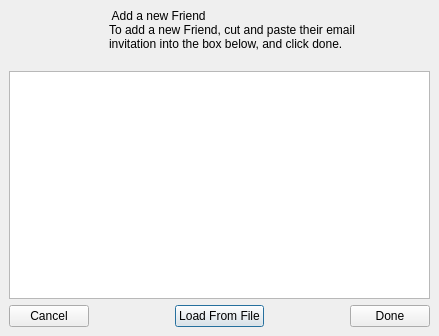
Before: the Qt Designer form retroshare-gui/src/gui/connect/AddFriendDialog.ui in RetroShare/RetroShare, drawn with Qt 5.
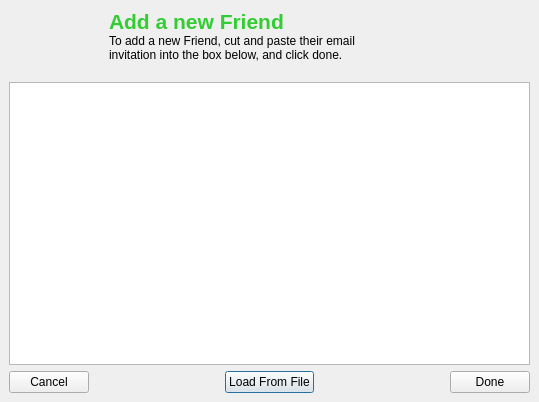
After: the same form once the commit is applied. Icons and pictures are not drawn.

Commit message: * Fixed Add Friend and Invite Frieds Dialogs * Set  minimum size for Channels frame * Set minimum size for Friends TreeWidget

```diff
--- a/retroshare-gui/src/gui/connect/AddFriendDialog.ui
+++ b/retroshare-gui/src/gui/connect/AddFriendDialog.ui
@@ -5,8 +5,8 @@
    <rect>
     <x>0</x>
     <y>0</y>
-    <width>439</width>
-    <height>336</height>
+    <width>539</width>
+    <height>402</height>
    </rect>
   </property>
   <property name="windowTitle" >
@@ -37,8 +37,10 @@
       <bool>false</bool>
      </property>
      <property name="html" >
-       <string>
-       </string>
+      <string>&lt;html>&lt;head>&lt;meta name="qrichtext" content="1" />&lt;style type="text/css">
+p, li { white-space: pre-wrap; }
+&lt;/style>&lt;/head>&lt;body style=" font-family:'Sans Serif'; font-size:9pt; font-weight:400; font-style:normal;">
+&lt;p style="-qt-paragraph-type:empty; margin-top:0px; margin-bottom:0px; margin-left:0px; margin-right:0px; -qt-block-indent:0; text-indent:0px;">&lt;/p>&lt;/body>&lt;/html></string>
      </property>
      <property name="acceptRichText" >
       <bool>true</bool>
@@ -112,6 +114,12 @@
    </item>
    <item row="0" column="0" colspan="5" >
     <widget class="QLabel" name="addfriendLabel" >
+     <property name="maximumSize" >
+      <size>
+       <width>16777215</width>
+       <height>73</height>
+      </size>
+     </property>
      <property name="palette" >
       <palette>
        <active>
@@ -531,10 +539,13 @@
       <string>background-image: url(:/images/addfriendlabel.png)</string>
      </property>
      <property name="text" >
-      <string> Add a new Friend
-To add a new Friend, cut and paste their email 
-invitation into the box below, and click done.
-      </string>
+      <string>&lt;html>&lt;head>&lt;meta name="qrichtext" content="1" />&lt;style type="text/css">
+p, li { white-space: pre-wrap; }
+&lt;/style>&lt;/head>&lt;body style=" font-family:'Sans Serif'; font-size:9pt; font-weight:400; font-style:normal;">
+&lt;p style=" margin-top:0px; margin-bottom:0px; margin-left:0px; margin-right:0px; -qt-block-indent:0; text-indent:0px;">&lt;span style=" font-size:16pt; font-weight:600; color:#32cd32;">Add a new Friend&lt;/span>&lt;/p>
+&lt;p style=" margin-top:0px; margin-bottom:0px; margin-left:0px; margin-right:0px; -qt-block-indent:0; text-indent:0px;">To add a new Friend, cut and paste their email &lt;/p>
+&lt;p style=" margin-top:0px; margin-bottom:0px; margin-left:0px; margin-right:0px; -qt-block-indent:0; text-indent:0px;">invitation into the box below, and click done.&lt;/p>
+&lt;p style=" margin-top:0px; margin-bottom:0px; margin-left:0px; margin-right:0px; -qt-block-indent:0; text-indent:0px;">      &lt;/p>&lt;/body>&lt;/html></string>
      </property>
      <property name="alignment" >
       <set>Qt::AlignLeading|Qt::AlignLeft|Qt::AlignVCenter</set>
```
The commit also changes 5 other files.
